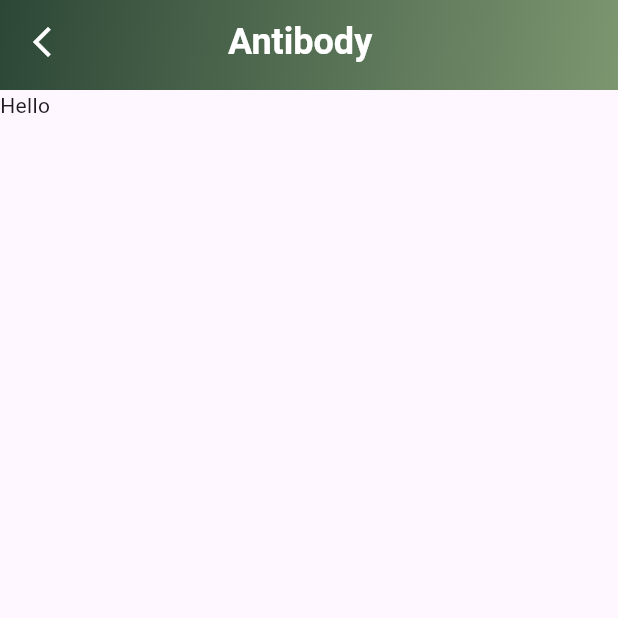
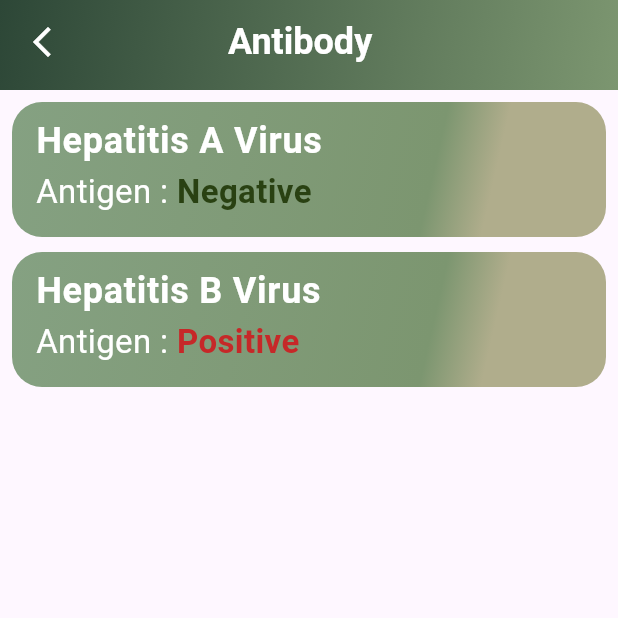
Before and after one commit to u6587051/DST66-1_ITDS283_MobileApplication, a Flutter app: the Antibody screen opened directly, on a phone screen of 412 x 824 dp, the top half of it. Run offline on Flutter 3.47's test engine with Material 3 defaults, Android fonts, the phone set to English and light mode, and no system bars; our stand-ins replace carousel_slider, firebase_auth, firebase_core, form_field_validator, go_router, google_maps_flutter and 2 more; accounts and stored records are empty.

Commit message:
antibody listview color and Now can store user's collection into firebase

```diff
--- a/pj_vaccinepassport/lib/create_account/create-account_2.dart
+++ b/pj_vaccinepassport/lib/create_account/create-account_2.dart
@@ -1,3 +1,4 @@
+import 'package:cloud_firestore/cloud_firestore.dart';
 import 'package:firebase_auth/firebase_auth.dart';
 import 'package:firebase_core/firebase_core.dart';
 import 'package:flutter/cupertino.dart';
@@ -6,7 +7,9 @@ import 'package:flutter/services.dart';
 import 'package:form_field_validator/form_field_validator.dart';
 import 'package:intl/intl.dart';
 import 'package:pj_vaccinepassport/common_pages/login-page.dart';
+import 'package:pj_vaccinepassport/firebase_options.dart';
 import 'package:pj_vaccinepassport/model/Profile.dart';
+
 
 class CreateAccount2 extends StatefulWidget {
   final Profile profile;
@@ -19,7 +22,9 @@ class CreateAccount2 extends StatefulWidget {
 
 class _CreateAccount2State extends State<CreateAccount2> {
   final formkey = GlobalKey<FormState>();
-  final Future<FirebaseApp> firebase = Firebase.initializeApp();
+  final Future<FirebaseApp> firebase = Firebase.initializeApp(
+     options: DefaultFirebaseOptions.currentPlatform,
+  );
 
   TextEditingController datectl = TextEditingController();
 
@@ -327,7 +332,29 @@ class _CreateAccount2State extends State<CreateAccount2> {
                               await FirebaseAuth.instance
                                   .createUserWithEmailAndPassword(
                                       email: widget.profile.Email,
-                                      password: widget.profile.Password)
+                                      password: widget.profile
+                                          .Password); // สร้าง authentication บน firebase
+                              await FirebaseFirestore.instance
+                                  .collection('users')
+                                  .add({
+                                'citizenid': widget.profile.CitizenID,
+                                'passportNO': widget.profile.PassportNumber,
+                                'phoneNO': widget.profile.Phonenumber,
+                                'email': widget.profile.Email,
+                                'gender': widget.profile.Gender,
+                                'firstname': widget.profile.Firstname,
+                                'surname': widget.profile.Surname,
+                                'dob': widget.profile.DoB,
+                              })
+                                  // addUserDetails(
+                                  //         widget.profile.CitizenID,
+                                  //         widget.profile.PassportNumber,
+                                  //         widget.profile.Phonenumber,
+                                  //         widget.profile.Email,
+                                  //         widget.profile.Gender,
+                                  //         widget.profile.Firstname,
+                                  //         widget.profile.Surname,
+                                  //         widget.profile.DoB) // เพิ่มข้อมูลส่วนตัวเข้า users บน firebase
                                   .then((value) {
                                 formkey.currentState?.reset();
                                 Navigator.of(context)
@@ -352,8 +379,7 @@ class _CreateAccount2State extends State<CreateAccount2> {
                                         Icons.assignment_late_outlined,
                                         size: 50,
                                       )),
-                                      content: Text(
-                                          "แจ้งเตือน\n\n${message}"),
+                                      content: Text("แจ้งเตือน\n\n${message}"),
                                       actions: [
                                         IconButton(
                                           iconSize: 50,
--- a/pj_vaccinepassport/lib/feature_page/antibody/antibody.dart
+++ b/pj_vaccinepassport/lib/feature_page/antibody/antibody.dart
@@ -47,13 +47,84 @@ class Antibody extends StatelessWidget {
           ],
         ),
       ),
-      body: Container(
-        child: Column(
-          children: [
-            Row(
-              children: [Text('Hello')],
-            )
-          ],
+      body: Padding(
+        padding: const EdgeInsets.all(8.0),
+        child: Container(
+          child: ListView(
+            itemExtent: 100,
+            children: [
+              Padding(
+                padding: const EdgeInsets.only(bottom: 10),
+                child: Container(
+                  decoration: BoxDecoration(
+                    borderRadius: BorderRadius.circular(20),
+                    gradient: LinearGradient(
+                      begin: Alignment.topLeft,
+                      end: Alignment.bottomRight,
+                      stops: [0, 0.70, 0.80],
+                      colors: [
+                        Color.fromARGB(255, 133, 161, 130),
+                        Color.fromARGB(255, 124, 150, 112),
+                        Color.fromARGB(255, 176, 173, 140),
+                      ],
+                    ),
+                  ),
+                  child: ListTile(
+                    title: Text(
+                      "Hepatitis A Virus",
+                      style: TextStyle(color: Colors.white, fontSize: 24,fontWeight: FontWeight.bold),
+                    ),
+                    subtitle: Row(
+                      children: [
+                        Text(
+                          "Antigen : ",
+                          style: TextStyle(color: Colors.white, fontSize: 22),
+                        ),
+                        Text(
+                          "Negative",
+                          style: TextStyle(
+                              color: Color.fromARGB(255, 41, 65, 18),
+                              fontSize: 22,
+                              fontWeight: FontWeight.bold,)
+                        )
+                      ],
+                    ),
+                  ),
+                ),
+              ),
+              Padding(
+                padding: const EdgeInsets.only(bottom: 10),
+                child: Container(
+                  decoration: BoxDecoration(
+                    borderRadius: BorderRadius.circular(20),
+                    gradient: LinearGradient(
+                      begin: Alignment.topLeft,
+                      end: Alignment.bottomRight,
+                      stops: [0, 0.70, 0.80],
+                      colors: [
+                        Color.fromARGB(255, 133, 161, 130),
+                        Color.fromARGB(255, 124, 150, 112),
+                        Color.fromARGB(255, 176, 173, 140),
+                      ],
+                    ),
+                  ),
+                  child: ListTile(
+                    title: Text("Hepatitis B Virus",
+                        style: TextStyle(color: Colors.white, fontSize: 24, fontWeight: FontWeight.bold)),
+                    subtitle: Row(
+                      children: [
+                        Text("Antigen : ",
+                            style: TextStyle(color: Colors.white, fontSize: 22)),
+                        Text("Positive",
+                            style:
+                                TextStyle(color: Colors.red[800], fontSize: 22, fontWeight: FontWeight.bold)),
+                      ],
+                    ),
+                  ),
+                ),
+              )
+            ],
+          ),
         ),
       ),
     );
```
